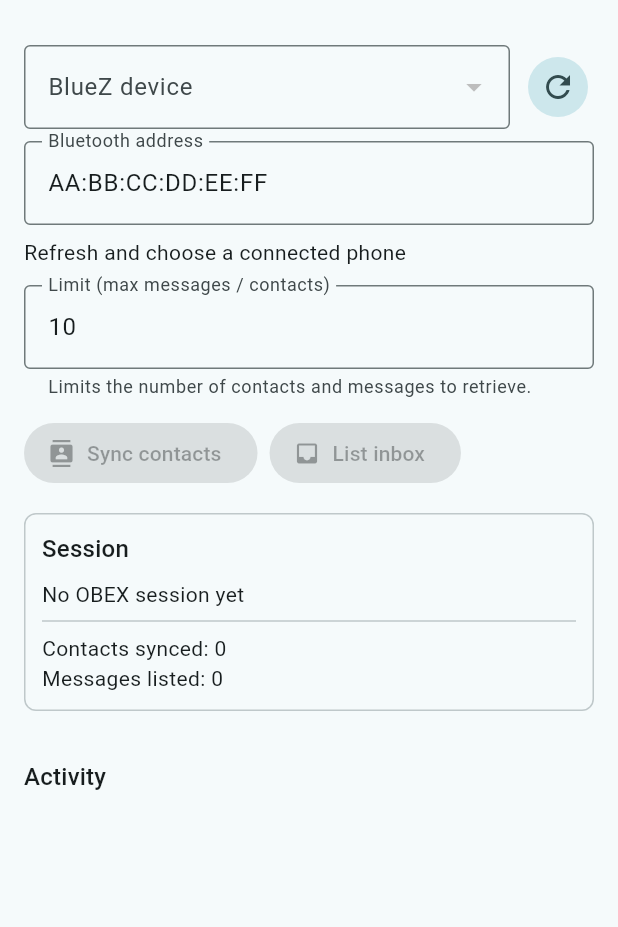
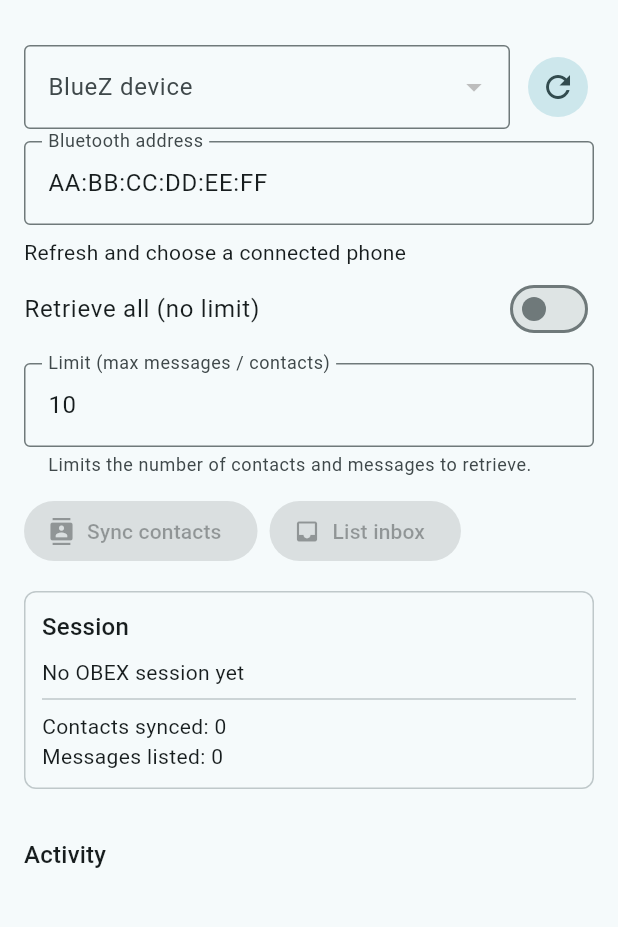
Before and after one commit to jaydon2020/bluez_obex_native, a Flutter app: the screen it shows after launch, on a phone screen of 412 x 824 dp, the part 63-990 px from its top. Run offline on Flutter 3.47's test engine with Material 3 defaults, Android fonts, the phone set to English and light mode, and no system bars; missing offline and left inert: dart:ffi.

Commit message:
feat: make limit optional, add retrieve all toggle, add collapse buttons, and update README
Signed-off-by: Jian De <jiande2020@protonmail.com>

```diff
--- a/example/flutter_phone_message/lib/main.dart
+++ b/example/flutter_phone_message/lib/main.dart
@@ -51,6 +51,9 @@ class _PhoneMessageHomeState extends State<PhoneMessageHome> {
   List<BlueZObexMessage> _messages = const [];
   static const bool _simulated = false;
   bool _busy = false;
+  bool _limitAll = false;
+  bool _contactsExpanded = true;
+  bool _messagesExpanded = true;
   String? _contactsFile;
   String? _messageFile;
 
@@ -218,11 +221,15 @@ class _PhoneMessageHomeState extends State<PhoneMessageHome> {
     final session = await _createSession('pbap');
     final phonebook = session.phonebook;
     await phonebook.select('int', 'pb');
-    final limit = int.tryParse(_limitController.text) ?? 10;
-    final contacts = await phonebook.list(filters: {'MaxCount': limit});
+    final limit = _limitAll ? null : (int.tryParse(_limitController.text) ?? 10);
+    final filters = <String, dynamic>{};
+    if (limit != null) {
+      filters['MaxCount'] = limit;
+    }
+    final contacts = await phonebook.list(filters: filters);
     final targetFile = '${_workspace!.path}/contacts.vcf';
     await _waitForTransferComplete(
-      () => phonebook.pullAll(targetFile, filters: {'MaxCount': limit}),
+      () => phonebook.pullAll(targetFile, filters: filters),
     );
     setState(() {
       _contacts = contacts;
@@ -234,10 +241,14 @@ class _PhoneMessageHomeState extends State<PhoneMessageHome> {
   Future<void> _loadInbox() async {
     final session = await _createSession('map');
     final access = session.messageAccess;
-    final limit = int.tryParse(_limitController.text) ?? 10;
+    final limit = _limitAll ? null : (int.tryParse(_limitController.text) ?? 10);
+    final filters = <String, dynamic>{'SubjectLength': 120};
+    if (limit != null) {
+      filters['MaxCount'] = limit;
+    }
     final messages = await access.listMessages(
       'telecom/msg/inbox',
-      filters: {'MaxCount': limit, 'SubjectLength': 120},
+      filters: filters,
     );
     setState(() {
       _messages = messages;
@@ -582,10 +593,20 @@ class _PhoneMessageHomeState extends State<PhoneMessageHome> {
               });
             },
           ),
-          const SizedBox(height: 12),
+          SwitchListTile(
+            contentPadding: EdgeInsets.zero,
+            title: const Text('Retrieve all (no limit)'),
+            value: _limitAll,
+            onChanged: _busy ? null : (val) {
+              setState(() {
+                _limitAll = val;
+              });
+            },
+          ),
+          const SizedBox(height: 8),
           TextField(
             controller: _limitController,
-            enabled: !_busy,
+            enabled: !_busy && !_limitAll,
             keyboardType: TextInputType.number,
             decoration: const InputDecoration(
               labelText: 'Limit (max messages / contacts)',
@@ -624,8 +645,22 @@ class _PhoneMessageHomeState extends State<PhoneMessageHome> {
           ),
           const SizedBox(height: 16),
           if (_contacts.isNotEmpty) ...[
+            Row(
+              mainAxisAlignment: MainAxisAlignment.spaceBetween,
+              children: [
                 Text('Contacts', style: Theme.of(context).textTheme.titleMedium),
+                IconButton(
+                  icon: Icon(_contactsExpanded ? Icons.expand_less : Icons.expand_more),
+                  onPressed: () {
+                    setState(() {
+                      _contactsExpanded = !_contactsExpanded;
+                    });
+                  },
+                ),
+              ],
+            ),
             const SizedBox(height: 8),
+            if (_contactsExpanded)
               for (final contact in _contacts)
                 ListTile(
                   contentPadding: EdgeInsets.zero,
@@ -639,8 +674,22 @@ class _PhoneMessageHomeState extends State<PhoneMessageHome> {
           ],
           if (_messages.isNotEmpty) ...[
             const SizedBox(height: 16),
+            Row(
+              mainAxisAlignment: MainAxisAlignment.spaceBetween,
+              children: [
                 Text('Inbox', style: Theme.of(context).textTheme.titleMedium),
+                IconButton(
+                  icon: Icon(_messagesExpanded ? Icons.expand_less : Icons.expand_more),
+                  onPressed: () {
+                    setState(() {
+                      _messagesExpanded = !_messagesExpanded;
+                    });
+                  },
+                ),
+              ],
+            ),
             const SizedBox(height: 8),
+            if (_messagesExpanded)
               for (final message in _messages)
                 ListTile(
                   contentPadding: EdgeInsets.zero,
--- a/example/message_inbox.dart
+++ b/example/message_inbox.dart
@@ -16,14 +16,14 @@ Future<void> main(List<String> args) async {
         '  download <message_path>  Download a specific message to message.bmsg',
         '',
         '  address    The Bluetooth address (e.g. AA:BB:CC:DD:EE:FF)',
-        '  --limit <number>  Max number of messages to fetch (default: 10)',
+        '  --limit <number>  Max number of messages to fetch (default: all)',
       ],
     );
     return;
   }
 
-  final limitStr = hasFlag(args, '--limit') ? optionValue(args, '--limit') : '10';
-  final limit = int.tryParse(limitStr) ?? 10;
+  final limitStr = hasFlag(args, '--limit') ? optionValue(args, '--limit') : null;
+  final limit = limitStr != null ? int.tryParse(limitStr) : null;
 
   final positionalArgs = <String>[];
   for (var i = 0; i < args.length; i++) {
@@ -54,9 +54,13 @@ Future<void> main(List<String> args) async {
 
     if (action == 'list') {
       print('Listing messages...');
+      final filters = <String, dynamic>{'SubjectLength': 120};
+      if (limit != null) {
+        filters['MaxCount'] = limit;
+      }
       final messages = await session.messageAccess.listMessages(
         'telecom/msg/inbox',
-        filters: {'MaxCount': limit, 'SubjectLength': 120},
+        filters: filters,
       );
       if (messages.isEmpty) {
         print('  (No messages)');
--- a/example/phonebook_sync.dart
+++ b/example/phonebook_sync.dart
@@ -12,14 +12,14 @@ Future<void> main(List<String> args) async {
         'Connects to a Bluetooth device, creates a PBAP session, and downloads contacts to contacts.vcf.',
         '',
         '  address    The Bluetooth address (e.g. AA:BB:CC:DD:EE:FF)',
-        '  --limit <number>  Max number of contacts to fetch (default: 10)',
+        '  --limit <number>  Max number of contacts to fetch (default: all)',
       ],
     );
     return;
   }
 
-  final limitStr = hasFlag(args, '--limit') ? optionValue(args, '--limit') : '10';
-  final limit = int.tryParse(limitStr) ?? 10;
+  final limitStr = hasFlag(args, '--limit') ? optionValue(args, '--limit') : null;
+  final limit = limitStr != null ? int.tryParse(limitStr) : null;
 
   final positionalArgs = <String>[];
   for (var i = 0; i < args.length; i++) {
@@ -49,15 +49,21 @@ Future<void> main(List<String> args) async {
     final size = await session.phonebook.getSize();
     print('Phonebook size: $size');
 
-    print('Listing entries (max $limit)...');
-    final entries = await session.phonebook.list(filters: {'MaxCount': limit});
+    final filters = <String, dynamic>{};
+    if (limit != null) {
+      filters['MaxCount'] = limit;
+    }
+
+    final limitMsg = limit != null ? 'max $limit' : 'all';
+    print('Listing entries ($limitMsg)...');
+    final entries = await session.phonebook.list(filters: filters);
     for (final entry in entries) {
       print('  ${entry.name}');
     }
 
     final targetFile = 'contacts.vcf';
     print('Pulling all contacts to $targetFile...');
-    final transfer = await session.phonebook.pullAll(targetFile);
+    final transfer = await session.phonebook.pullAll(targetFile, filters: filters);
     print('Transfer started: ${transfer.transferPath}');
 
     // Basic file existence check
```
Also changed, not shown: 1 other file. Lines whose indentation alone changed are shown as unchanged.
